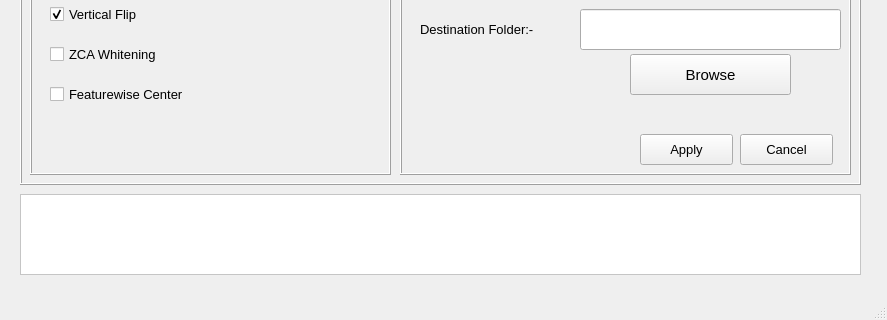
This is image_dataset_generator.ui in TusharSSurve/Image-Dataset-Generator as Qt 5 draws it before an edit; both pictures show x 0 to 887 and y 445 to 765 of the 887 by 765 pixel window. The edited form follows.
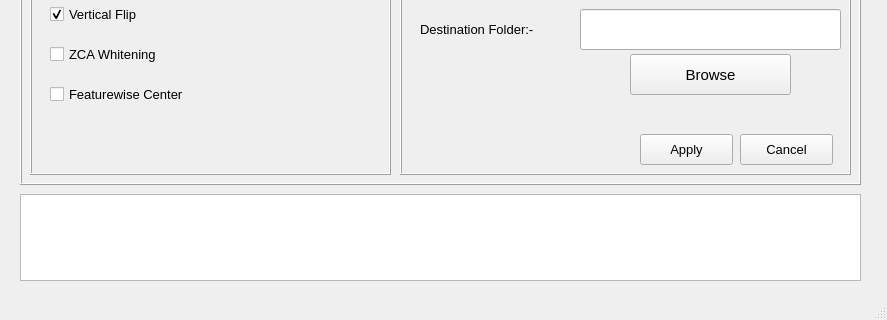
This is the edited form.

```diff
--- a/image_dataset_generator.ui
+++ b/image_dataset_generator.ui
@@ -748,35 +748,6 @@
      </widget>
     </widget>
    </widget>
-   <widget class="QScrollArea" name="scrollArea">
-    <property name="geometry">
-     <rect>
-      <x>20</x>
-      <y>620</y>
-      <width>841</width>
-      <height>81</height>
-     </rect>
-    </property>
-    <property name="autoFillBackground">
-     <bool>false</bool>
-    </property>
-    <property name="styleSheet">
-     <string notr="true">background-color: rgb(255, 255, 255);</string>
-    </property>
-    <property name="widgetResizable">
-     <bool>true</bool>
-    </property>
-    <widget class="QWidget" name="scrollAreaWidgetContents">
-     <property name="geometry">
-      <rect>
-       <x>0</x>
-       <y>0</y>
-       <width>839</width>
-       <height>79</height>
-      </rect>
-     </property>
-    </widget>
-   </widget>
    <widget class="QFrame" name="frame_2">
     <property name="geometry">
      <rect>
@@ -862,6 +833,16 @@
      </property>
     </widget>
    </widget>
+   <widget class="QPlainTextEdit" name="plainTextEdit">
+    <property name="geometry">
+     <rect>
+      <x>20</x>
+      <y>620</y>
+      <width>841</width>
+      <height>87</height>
+     </rect>
+    </property>
+   </widget>
   </widget>
   <widget class="QMenuBar" name="menubar">
    <property name="geometry">
```
